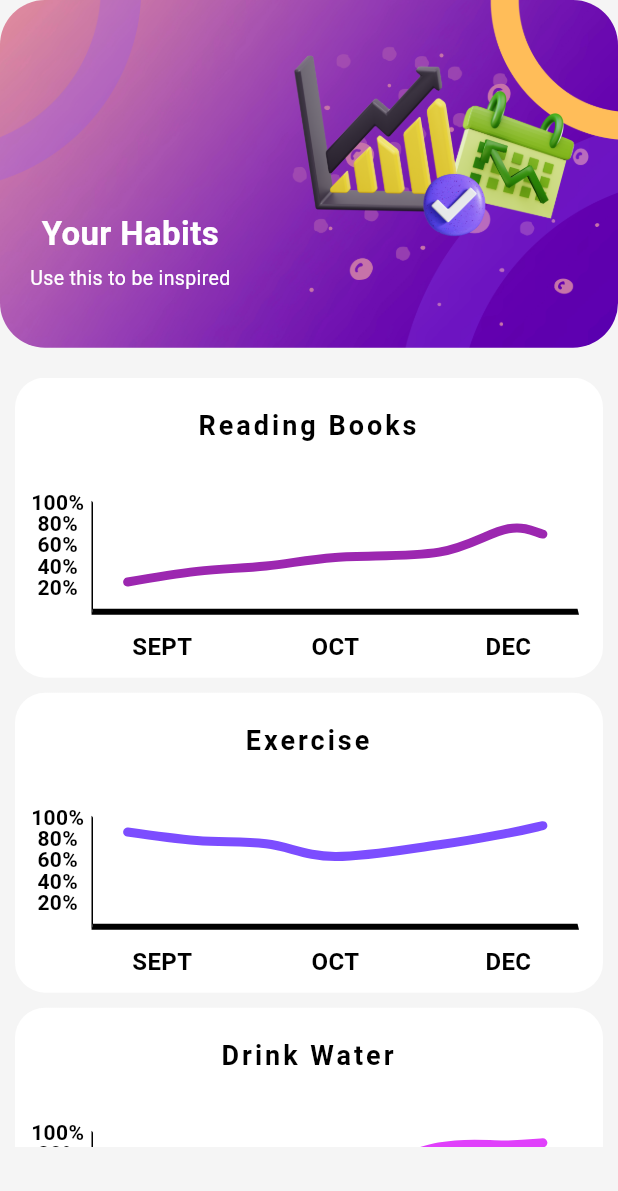
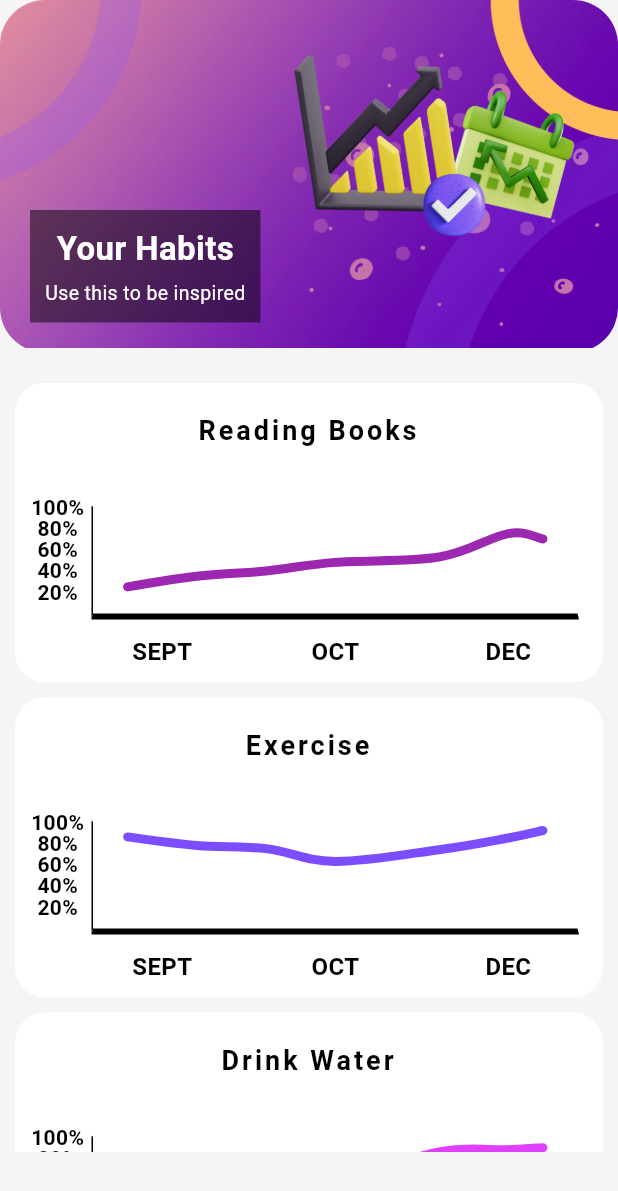
Before and after one commit to RITWIZSINGH/Habit_Tracker, a Flutter app: the HabitsPage screen opened directly, on a phone screen of 412 x 824 dp. Shown: the top 1191 px of the screen. Run offline on Flutter 3.47's test engine with Material 3 defaults, Android fonts, the phone set to English and light mode, and no system bars; drawn by our look-alikes of fl_chart; our stand-ins replace firebase_auth, firebase_core; accounts and stored records are empty; network calls fail.

Commit message:
Changed the habitsPage

```diff
--- a/lib/main.dart
+++ b/lib/main.dart
@@ -23,7 +23,9 @@ class MyApp extends StatelessWidget {
       debugShowCheckedModeBanner: false,
       theme: AppTheme.lightTheme,
       darkTheme: AppTheme.darkTheme,
-      home: LoginScreen()
+      home: NavigationScreen(
+        currentIndex: 0,
+      )
     );
   }
 }
--- a/lib/pages/habitsPage.dart
+++ b/lib/pages/habitsPage.dart
@@ -1,12 +1,13 @@
-// ignore_for_file: must_be_immutable, use_key_in_widget_constructors, use_super_parameters, file_names, prefer_const_constructors, sized_box_for_whitespace, unused_import
+// ignore_for_file: must_be_immutable, use_key_in_widget_constructors, use_super_parameters, file_names, prefer_const_constructors, sized_box_for_whitespace, unused_import, prefer_const_literals_to_create_immutables
 
 import 'package:flutter/material.dart';
 import 'package:habit_tracker_app/services/chartsBuilder.dart';
+
 class HabitsPage extends StatefulWidget {
   const HabitsPage({Key? key}) : super(key: key);
 
   @override
-  State<HabitsPage> createState() => _HabitsPageState();
+  State createState() => _HabitsPageState();
 }
 
 class _HabitsPageState extends State<HabitsPage> {
@@ -26,6 +27,9 @@ class _HabitsPageState extends State<HabitsPage> {
                   padding: EdgeInsets.fromLTRB(20, 140, 0, 20),
                   child: Align(
                     alignment: Alignment.centerLeft,
+                    child: Container(
+                      padding: EdgeInsets.all(10),
+                      color: Colors.black.withOpacity(0.5), // Background color
                       child: Column(children: const [
                         Text(
                           "Your Habits",
@@ -46,6 +50,7 @@ class _HabitsPageState extends State<HabitsPage> {
                         ),
                       ]),
                     ),
+                  ),
                 )
               ]),
             ),
@@ -54,7 +59,6 @@ class _HabitsPageState extends State<HabitsPage> {
             height: 513,
             child: ListView(
               padding: EdgeInsets.fromLTRB(10, 0, 10, 0),
-              // ignore: prefer_const_literals_to_create_immutables
               children: [
                 SizedBox(
                   height: 200,
```
Lines whose indentation alone changed are shown as unchanged.
